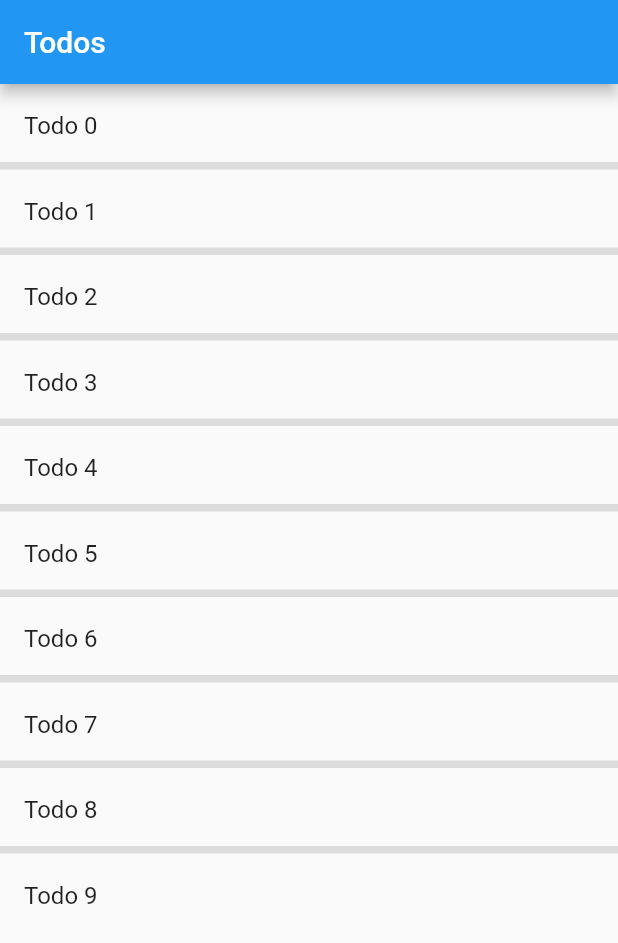
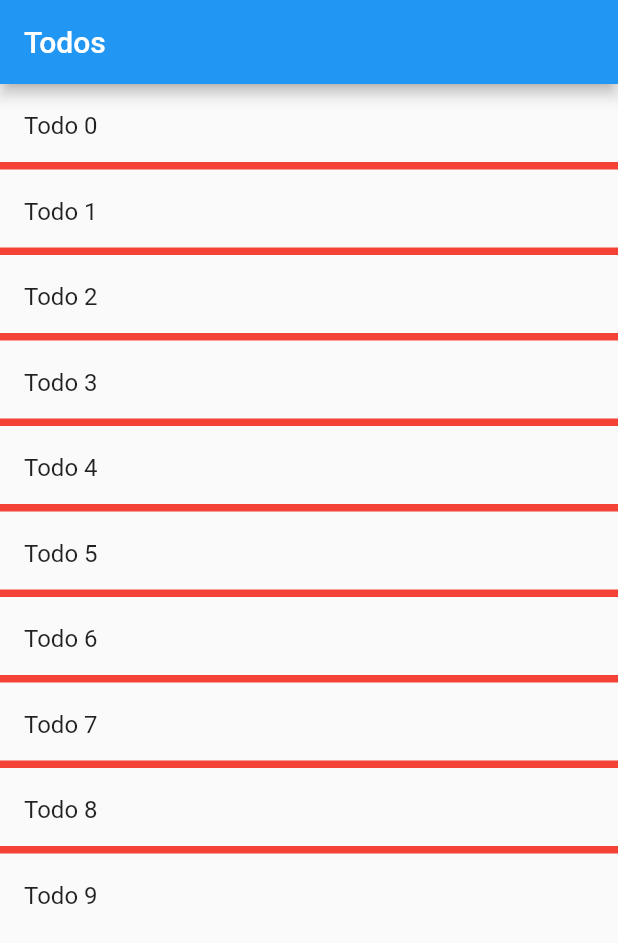
Before and after one commit to bsanderson1981/dartest, a Flutter app: the screen it shows after launch, on a phone screen of 412 x 824 dp. Shown: the top 943 px of the screen. Run offline on Flutter 3.47's test engine with Material 2 defaults, Android fonts, the phone set to English and light mode, and no system bars.

Commit message:
change line color

```diff
--- a/lib/main.dart
+++ b/lib/main.dart
@@ -38,7 +38,7 @@ class TodosScreen extends StatelessWidget {
       //added line break between items .seperated ...
       body: ListView.separated(
         itemCount: todos.length,
-         separatorBuilder: (BuildContext context, int index) => Divider(height: 1, thickness: 5,),
+         separatorBuilder: (BuildContext context, int index) => Divider(height: 1, thickness: 5,color: Colors.red,),
         itemBuilder: (context, index) {
           return ListTile(
             title: Text(todos[index].title),
```
